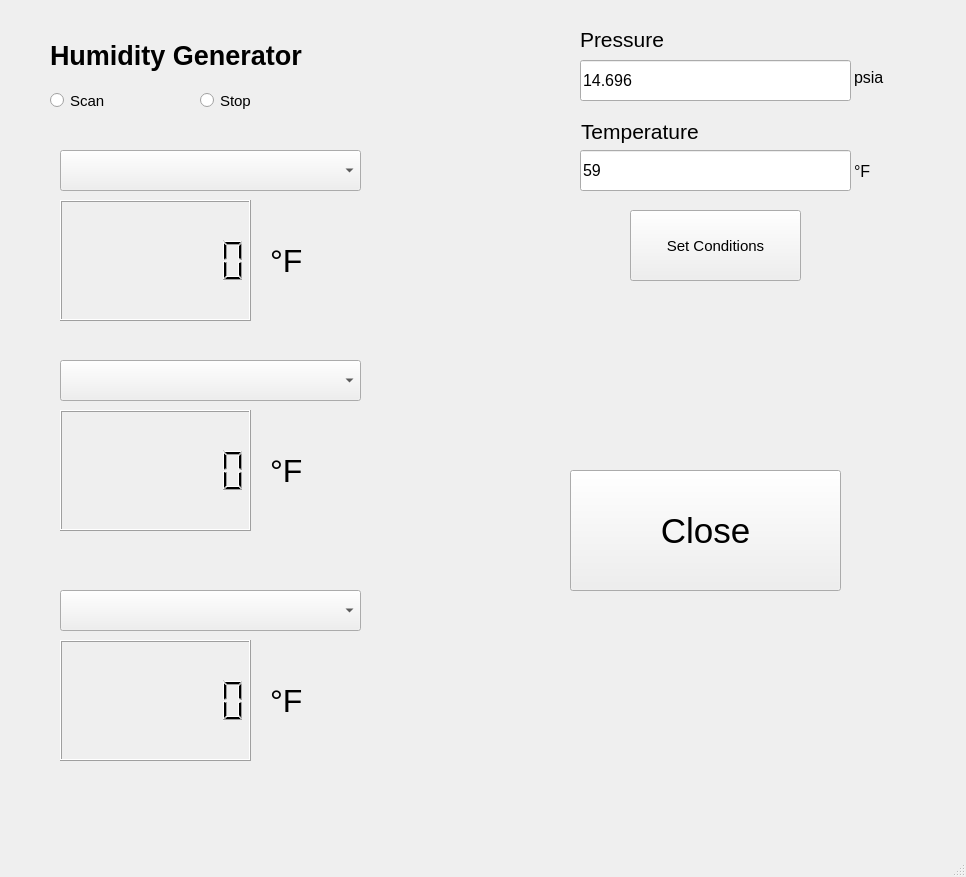
jbaviation/humidity_cart, file basic_GUI.ui: the form before one commit.
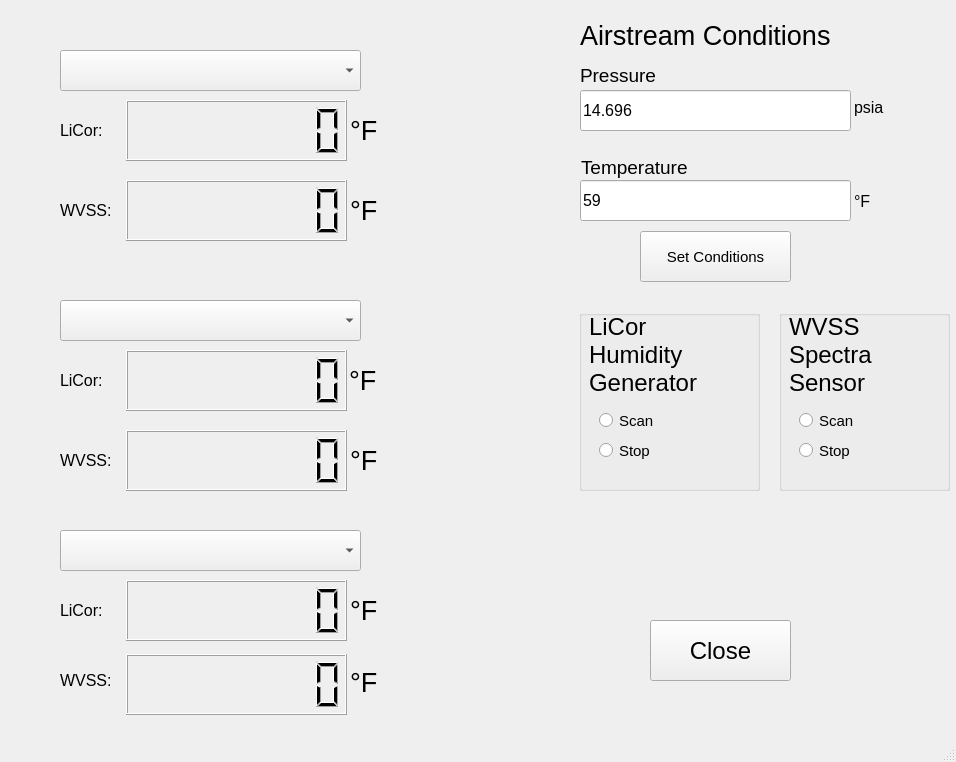
The form after the commit.

Commit message: Figured out how to properly generate py file from ui file. BE SURE TO USE THE FOLLOWING FORMAT: $ pyuic5 -x basic_GUI.ui -o basic_GUI.py

Diff of the .ui file:
```diff
--- a/basic_GUI.ui
+++ b/basic_GUI.ui
@@ -6,8 +6,8 @@
    <rect>
     <x>0</x>
     <y>0</y>
-    <width>966</width>
-    <height>877</height>
+    <width>956</width>
+    <height>762</height>
    </rect>
   </property>
   <property name="windowTitle">
@@ -17,10 +17,10 @@
    <widget class="QLCDNumber" name="HumGenLCD1">
     <property name="geometry">
      <rect>
-      <x>60</x>
-      <y>200</y>
-      <width>191</width>
-      <height>121</height>
+      <x>126</x>
+      <y>100</y>
+      <width>221</width>
+      <height>61</height>
      </rect>
     </property>
     <property name="smallDecimalPoint">
@@ -36,40 +36,19 @@
      <number>0</number>
     </property>
    </widget>
-   <widget class="QLabel" name="HumGenLabel">
-    <property name="geometry">
-     <rect>
-      <x>50</x>
-      <y>20</y>
-      <width>371</width>
-      <height>71</height>
-     </rect>
-    </property>
-    <property name="font">
-     <font>
-      <pointsize>20</pointsize>
-     </font>
-    </property>
-    <property name="text">
-     <string>&lt;html&gt;&lt;head/&gt;&lt;body&gt;&lt;p&gt;&lt;span style=&quot; font-weight:600;&quot;&gt;Humidity Generator&lt;/span&gt;&lt;/p&gt;&lt;/body&gt;&lt;/html&gt;</string>
-    </property>
-    <property name="textFormat">
-     <enum>Qt::AutoText</enum>
-    </property>
-   </widget>
    <widget class="QLabel" name="HumGenUnits1">
     <property name="geometry">
      <rect>
-      <x>270</x>
-      <y>220</y>
-      <width>371</width>
+      <x>350</x>
+      <y>90</y>
+      <width>231</width>
       <height>81</height>
      </rect>
     </property>
     <property name="font">
      <font>
       <family>Arial</family>
-      <pointsize>24</pointsize>
+      <pointsize>20</pointsize>
      </font>
     </property>
     <property name="text">
@@ -79,16 +58,16 @@
    <widget class="QLabel" name="HumGenUnits2">
     <property name="geometry">
      <rect>
-      <x>270</x>
-      <y>430</y>
-      <width>381</width>
+      <x>349</x>
+      <y>340</y>
+      <width>231</width>
       <height>81</height>
      </rect>
     </property>
     <property name="font">
      <font>
       <family>Arial</family>
-      <pointsize>24</pointsize>
+      <pointsize>20</pointsize>
      </font>
     </property>
     <property name="text">
@@ -98,60 +77,21 @@
    <widget class="QLCDNumber" name="HumGenLCD2">
     <property name="geometry">
      <rect>
-      <x>60</x>
-      <y>410</y>
-      <width>191</width>
-      <height>121</height>
+      <x>126</x>
+      <y>350</y>
+      <width>221</width>
+      <height>61</height>
      </rect>
     </property>
     <property name="digitCount">
      <number>8</number>
     </property>
    </widget>
-   <widget class="QRadioButton" name="StartButton">
-    <property name="geometry">
-     <rect>
-      <x>50</x>
-      <y>90</y>
-      <width>99</width>
-      <height>21</height>
-     </rect>
-    </property>
-    <property name="font">
-     <font>
-      <pointsize>11</pointsize>
-     </font>
-    </property>
-    <property name="text">
-     <string>Scan</string>
-    </property>
-   </widget>
-   <widget class="QRadioButton" name="StopButton">
-    <property name="geometry">
-     <rect>
-      <x>200</x>
-      <y>90</y>
-      <width>99</width>
-      <height>21</height>
-     </rect>
-    </property>
-    <property name="font">
-     <font>
-      <pointsize>11</pointsize>
-     </font>
-    </property>
-    <property name="text">
-     <string>Stop</string>
-    </property>
-    <property name="autoExclusive">
-     <bool>true</bool>
-    </property>
-   </widget>
    <widget class="QComboBox" name="HumGenDDbox1">
     <property name="geometry">
      <rect>
       <x>60</x>
-      <y>150</y>
+      <y>50</y>
       <width>301</width>
       <height>41</height>
      </rect>
@@ -161,7 +101,7 @@
     <property name="geometry">
      <rect>
       <x>60</x>
-      <y>360</y>
+      <y>300</y>
       <width>301</width>
       <height>41</height>
      </rect>
@@ -170,16 +110,16 @@
    <widget class="QLabel" name="HumGenUnits3">
     <property name="geometry">
      <rect>
-      <x>270</x>
-      <y>660</y>
-      <width>401</width>
+      <x>350</x>
+      <y>570</y>
+      <width>231</width>
       <height>81</height>
      </rect>
     </property>
     <property name="font">
      <font>
       <family>Arial</family>
-      <pointsize>24</pointsize>
+      <pointsize>20</pointsize>
      </font>
     </property>
     <property name="text">
@@ -189,10 +129,10 @@
    <widget class="QLCDNumber" name="HumGenLCD3">
     <property name="geometry">
      <rect>
-      <x>60</x>
-      <y>640</y>
-      <width>191</width>
-      <height>121</height>
+      <x>126</x>
+      <y>580</y>
+      <width>221</width>
+      <height>61</height>
      </rect>
     </property>
     <property name="digitCount">
@@ -203,7 +143,7 @@
     <property name="geometry">
      <rect>
       <x>60</x>
-      <y>590</y>
+      <y>530</y>
       <width>301</width>
       <height>41</height>
      </rect>
@@ -213,7 +153,7 @@
     <property name="geometry">
      <rect>
       <x>580</x>
-      <y>60</y>
+      <y>90</y>
       <width>271</width>
       <height>41</height>
      </rect>
@@ -231,7 +171,7 @@
     <property name="geometry">
      <rect>
       <x>580</x>
-      <y>150</y>
+      <y>180</y>
       <width>271</width>
       <height>41</height>
      </rect>
@@ -249,14 +189,14 @@
     <property name="geometry">
      <rect>
       <x>580</x>
-      <y>14</y>
+      <y>50</y>
       <width>211</width>
       <height>51</height>
      </rect>
     </property>
     <property name="font">
      <font>
-      <pointsize>16</pointsize>
+      <pointsize>14</pointsize>
       <weight>50</weight>
       <bold>false</bold>
      </font>
@@ -269,14 +209,14 @@
     <property name="geometry">
      <rect>
       <x>581</x>
-      <y>106</y>
+      <y>142</y>
       <width>211</width>
       <height>51</height>
      </rect>
     </property>
     <property name="font">
      <font>
-      <pointsize>16</pointsize>
+      <pointsize>14</pointsize>
      </font>
     </property>
     <property name="text">
@@ -287,7 +227,7 @@
     <property name="geometry">
      <rect>
       <x>854</x>
-      <y>52</y>
+      <y>82</y>
       <width>71</width>
       <height>51</height>
      </rect>
@@ -305,7 +245,7 @@
     <property name="geometry">
      <rect>
       <x>854</x>
-      <y>146</y>
+      <y>176</y>
       <width>51</width>
       <height>51</height>
      </rect>
@@ -322,10 +262,10 @@
    <widget class="QPushButton" name="SetConditionsButton">
     <property name="geometry">
      <rect>
-      <x>630</x>
-      <y>210</y>
-      <width>171</width>
-      <height>71</height>
+      <x>640</x>
+      <y>231</y>
+      <width>151</width>
+      <height>51</height>
      </rect>
     </property>
     <property name="font">
@@ -340,21 +280,425 @@
    <widget class="QPushButton" name="CloseButton">
     <property name="geometry">
      <rect>
-      <x>570</x>
-      <y>470</y>
-      <width>271</width>
-      <height>121</height>
+      <x>650</x>
+      <y>620</y>
+      <width>141</width>
+      <height>61</height>
      </rect>
     </property>
     <property name="font">
      <font>
-      <pointsize>26</pointsize>
+      <pointsize>18</pointsize>
      </font>
     </property>
     <property name="text">
      <string>Close</string>
     </property>
    </widget>
+   <widget class="QLabel" name="lcLabel1">
+    <property name="geometry">
+     <rect>
+      <x>60</x>
+      <y>110</y>
+      <width>81</width>
+      <height>41</height>
+     </rect>
+    </property>
+    <property name="font">
+     <font>
+      <pointsize>12</pointsize>
+     </font>
+    </property>
+    <property name="text">
+     <string>LiCor:</string>
+    </property>
+   </widget>
+   <widget class="QLabel" name="lcLabel2">
+    <property name="geometry">
+     <rect>
+      <x>60</x>
+      <y>360</y>
+      <width>81</width>
+      <height>41</height>
+     </rect>
+    </property>
+    <property name="font">
+     <font>
+      <pointsize>12</pointsize>
+     </font>
+    </property>
+    <property name="text">
+     <string>LiCor:</string>
+    </property>
+   </widget>
+   <widget class="QLabel" name="lcLabel1_3">
+    <property name="geometry">
+     <rect>
+      <x>60</x>
+      <y>590</y>
+      <width>81</width>
+      <height>41</height>
+     </rect>
+    </property>
+    <property name="font">
+     <font>
+      <pointsize>12</pointsize>
+     </font>
+    </property>
+    <property name="text">
+     <string>LiCor:</string>
+    </property>
+   </widget>
+   <widget class="QLabel" name="AirCondLabel">
+    <property name="geometry">
+     <rect>
+      <x>580</x>
+      <y>0</y>
+      <width>371</width>
+      <height>71</height>
+     </rect>
+    </property>
+    <property name="font">
+     <font>
+      <pointsize>20</pointsize>
+      <underline>false</underline>
+     </font>
+    </property>
+    <property name="text">
+     <string>Airstream Conditions</string>
+    </property>
+    <property name="textFormat">
+     <enum>Qt::AutoText</enum>
+    </property>
+   </widget>
+   <widget class="QGroupBox" name="LiCorGroupBox">
+    <property name="geometry">
+     <rect>
+      <x>579</x>
+      <y>310</y>
+      <width>181</width>
+      <height>181</height>
+     </rect>
+    </property>
+    <property name="title">
+     <string/>
+    </property>
+    <widget class="QRadioButton" name="StopButton">
+     <property name="geometry">
+      <rect>
+       <x>20</x>
+       <y>130</y>
+       <width>99</width>
+       <height>21</height>
+      </rect>
+     </property>
+     <property name="font">
+      <font>
+       <pointsize>11</pointsize>
+      </font>
+     </property>
+     <property name="text">
+      <string>Stop</string>
+     </property>
+     <property name="autoExclusive">
+      <bool>true</bool>
+     </property>
+    </widget>
+    <widget class="QRadioButton" name="StartButton">
+     <property name="geometry">
+      <rect>
+       <x>20</x>
+       <y>100</y>
+       <width>99</width>
+       <height>21</height>
+      </rect>
+     </property>
+     <property name="font">
+      <font>
+       <pointsize>11</pointsize>
+      </font>
+     </property>
+     <property name="text">
+      <string>Scan</string>
+     </property>
+    </widget>
+    <widget class="QLabel" name="HumGenLabel">
+     <property name="geometry">
+      <rect>
+       <x>10</x>
+       <y>-6</y>
+       <width>121</width>
+       <height>101</height>
+      </rect>
+     </property>
+     <property name="font">
+      <font>
+       <pointsize>18</pointsize>
+       <underline>false</underline>
+      </font>
+     </property>
+     <property name="text">
+      <string>LiCor Humidity Generator</string>
+     </property>
+     <property name="textFormat">
+      <enum>Qt::AutoText</enum>
+     </property>
+     <property name="wordWrap">
+      <bool>true</bool>
+     </property>
+    </widget>
+   </widget>
+   <widget class="QGroupBox" name="WVSSgroupBox">
+    <property name="geometry">
+     <rect>
+      <x>779</x>
+      <y>310</y>
+      <width>171</width>
+      <height>181</height>
+     </rect>
+    </property>
+    <property name="title">
+     <string/>
+    </property>
+    <widget class="QRadioButton" name="WVSSstartButton">
+     <property name="geometry">
+      <rect>
+       <x>20</x>
+       <y>100</y>
+       <width>82</width>
+       <height>21</height>
+      </rect>
+     </property>
+     <property name="font">
+      <font>
+       <pointsize>11</pointsize>
+      </font>
+     </property>
+     <property name="text">
+      <string>Scan</string>
+     </property>
+    </widget>
+    <widget class="QRadioButton" name="WVSSstopButton">
+     <property name="geometry">
+      <rect>
+       <x>20</x>
+       <y>130</y>
+       <width>82</width>
+       <height>21</height>
+      </rect>
+     </property>
+     <property name="font">
+      <font>
+       <pointsize>11</pointsize>
+      </font>
+     </property>
+     <property name="text">
+      <string>Stop</string>
+     </property>
+    </widget>
+    <widget class="QLabel" name="WVSSLabel">
+     <property name="geometry">
+      <rect>
+       <x>10</x>
+       <y>-6</y>
+       <width>121</width>
+       <height>101</height>
+      </rect>
+     </property>
+     <property name="font">
+      <font>
+       <pointsize>18</pointsize>
+       <underline>false</underline>
+      </font>
+     </property>
+     <property name="text">
+      <string>WVSS Spectra Sensor</string>
+     </property>
+     <property name="textFormat">
+      <enum>Qt::AutoText</enum>
+     </property>
+     <property name="wordWrap">
+      <bool>true</bool>
+     </property>
+    </widget>
+   </widget>
+   <widget class="QLabel" name="ssLabel1">
+    <property name="geometry">
+     <rect>
+      <x>60</x>
+      <y>190</y>
+      <width>81</width>
+      <height>41</height>
+     </rect>
+    </property>
+    <property name="font">
+     <font>
+      <pointsize>12</pointsize>
+     </font>
+    </property>
+    <property name="text">
+     <string>WVSS:</string>
+    </property>
+   </widget>
+   <widget class="QLabel" name="ssLabel2">
+    <property name="geometry">
+     <rect>
+      <x>60</x>
+      <y>440</y>
+      <width>81</width>
+      <height>41</height>
+     </rect>
+    </property>
+    <property name="font">
+     <font>
+      <pointsize>12</pointsize>
+     </font>
+    </property>
+    <property name="text">
+     <string>WVSS:</string>
+    </property>
+   </widget>
+   <widget class="QLabel" name="ssLabel3">
+    <property name="geometry">
+     <rect>
+      <x>60</x>
+      <y>660</y>
+      <width>81</width>
+      <height>41</height>
+     </rect>
+    </property>
+    <property name="font">
+     <font>
+      <pointsize>12</pointsize>
+     </font>
+    </property>
+    <property name="text">
+     <string>WVSS:</string>
+    </property>
+   </widget>
+   <widget class="QLCDNumber" name="WVSSLCD1">
+    <property name="geometry">
+     <rect>
+      <x>126</x>
+      <y>180</y>
+      <width>221</width>
+      <height>61</height>
+     </rect>
+    </property>
+    <property name="smallDecimalPoint">
+     <bool>false</bool>
+    </property>
+    <property name="digitCount">
+     <number>8</number>
+    </property>
+    <property name="segmentStyle">
+     <enum>QLCDNumber::Filled</enum>
+    </property>
+    <property name="intValue" stdset="0">
+     <number>0</number>
+    </property>
+   </widget>
+   <widget class="QLCDNumber" name="WVSSLCD2">
+    <property name="geometry">
+     <rect>
+      <x>126</x>
+      <y>430</y>
+      <width>221</width>
+      <height>61</height>
+     </rect>
+    </property>
+    <property name="smallDecimalPoint">
+     <bool>false</bool>
+    </property>
+    <property name="digitCount">
+     <number>8</number>
+    </property>
+    <property name="segmentStyle">
+     <enum>QLCDNumber::Filled</enum>
+    </property>
+    <property name="intValue" stdset="0">
+     <number>0</number>
+    </property>
+   </widget>
+   <widget class="QLCDNumber" name="WVSSLCD3">
+    <property name="geometry">
+     <rect>
+      <x>126</x>
+      <y>654</y>
+      <width>221</width>
+      <height>61</height>
+     </rect>
+    </property>
+    <property name="smallDecimalPoint">
+     <bool>false</bool>
+    </property>
+    <property name="digitCount">
+     <number>8</number>
+    </property>
+    <property name="segmentStyle">
+     <enum>QLCDNumber::Filled</enum>
+    </property>
+    <property name="intValue" stdset="0">
+     <number>0</number>
+    </property>
+   </widget>
+   <widget class="QLabel" name="WVSSUnits1">
+    <property name="geometry">
+     <rect>
+      <x>350</x>
+      <y>170</y>
+      <width>231</width>
+      <height>81</height>
+     </rect>
+    </property>
+    <property name="font">
+     <font>
+      <family>Arial</family>
+      <pointsize>20</pointsize>
+     </font>
+    </property>
+    <property name="text">
+     <string>°F</string>
+    </property>
+   </widget>
+   <widget class="QLabel" name="WVSSUnits2">
+    <property name="geometry">
+     <rect>
+      <x>350</x>
+      <y>420</y>
+      <width>231</width>
+      <height>81</height>
+     </rect>
+    </property>
+    <property name="font">
+     <font>
+      <family>Arial</family>
+      <pointsize>20</pointsize>
+     </font>
+    </property>
+    <property name="text">
+     <string>°F</string>
+    </property>
+   </widget>
+   <widget class="QLabel" name="WVSSUnits3">
+    <property name="geometry">
+     <rect>
+      <x>350</x>
+      <y>642</y>
+      <width>231</width>
+      <height>81</height>
+     </rect>
+    </property>
+    <property name="font">
+     <font>
+      <family>Arial</family>
+      <pointsize>20</pointsize>
+     </font>
+    </property>
+    <property name="text">
+     <string>°F</string>
+    </property>
+   </widget>
   </widget>
   <widget class="QMenuBar" name="menubar">
    <property name="geometry">
```
Left out of the diff: 2 changed lines with no effect on the pictures. The commit also changes 6 other files.
